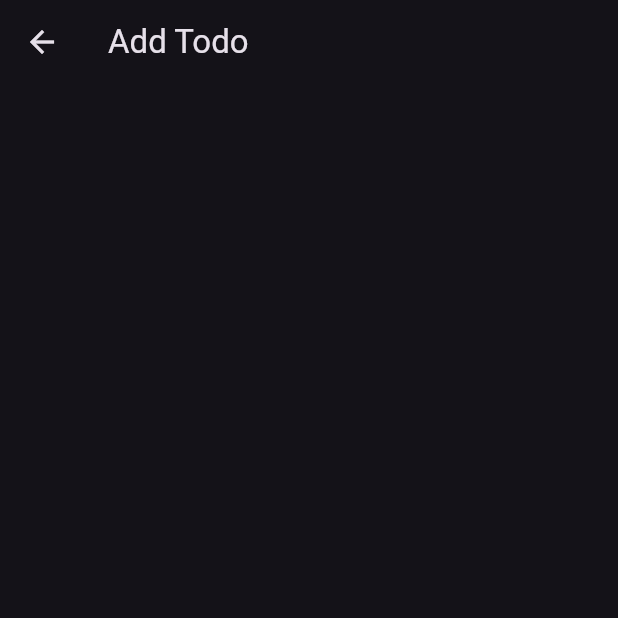
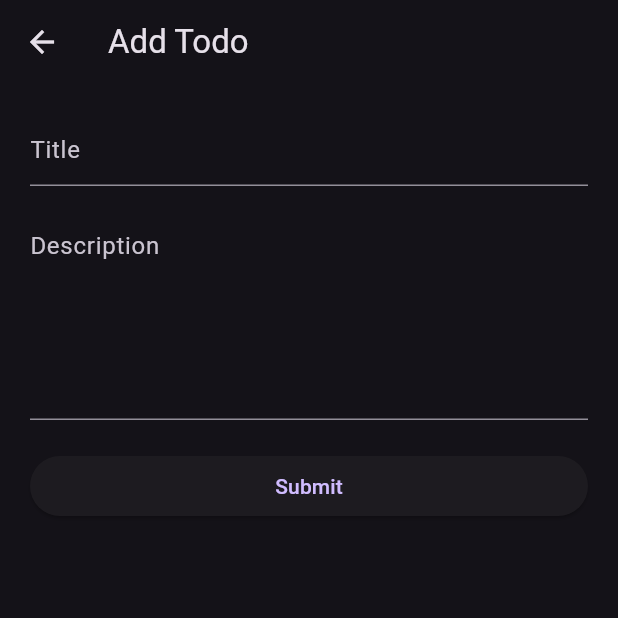
Before and after one commit to T4O6N/Todo-App-using-Rest-API, a Flutter app: the screen it shows after launch, after a tap on "Add Todo", on a phone screen of 412 x 824 dp, the top half of it. Run offline on Flutter 3.47's test engine with Material 3 defaults, Android fonts, the phone set to English and light mode, and no system bars; network calls fail.

Commit message:
Add ListView and Snackbar

```diff
--- a/lib/screens/add_page.dart
+++ b/lib/screens/add_page.dart
@@ -1,4 +1,7 @@
+import 'dart:convert';
+
 import 'package:flutter/material.dart';
+import 'package:http/http.dart' as http;
 
 class AddTodoPage extends StatefulWidget {
   const AddTodoPage({super.key});
@@ -8,12 +11,83 @@ class AddTodoPage extends StatefulWidget {
 }
 
 class _AddTodoPageState extends State<AddTodoPage> {
+  TextEditingController titleController = TextEditingController();
+  TextEditingController descriptionController = TextEditingController();
   @override
   Widget build(BuildContext context) {
     return Scaffold(
       appBar: AppBar(
         title: Text('Add Todo'),
       ),
+      body: ListView(
+        padding: EdgeInsets.all(20),
+        children: [
+          TextField(
+            controller: titleController,
+            decoration: InputDecoration(hintText: 'Title'),
+          ),
+          SizedBox(height: 20),
+          TextField(
+            controller: descriptionController,
+            decoration: InputDecoration(hintText: 'Description'),
+            keyboardType: TextInputType.multiline,
+            minLines: 5,
+            maxLines: 8,
+          ),
+          SizedBox(height: 20),
+          ElevatedButton(
+            onPressed: submitData,
+            child: Text('Submit'),
+          ),
+        ],
+      ),
     );
   }
+
+  Future<void> submitData() async {
+    // Get the data from form
+    final title = titleController.text;
+    final description = descriptionController.text;
+    final body = {
+      "title": title,
+      "description": description,
+      "is_completed": false
+    };
+
+    // Submit data to the server
+    final url = 'https://api.nstack.in/v1/todos';
+    final uri = Uri.parse(url);
+    final response = await http.post(
+      uri,
+      body: jsonEncode(body),
+      headers: {'Content-Type': 'application/json'},
+    );
+
+    // show success or fail message based on status
+    if (response.statusCode == 201) {
+      // auto clear text after insert
+      titleController.text = '';
+      descriptionController.text = '';
+      showSuccessMessage('Creation Success');
+    } else {
+      showErrorMessage('Creation Failed');
+    }
+  }
+
+  // SnackBar Message
+  void showSuccessMessage(String message) {
+    final snackBar = SnackBar(content: Text(message));
+    ScaffoldMessenger.of(context).showSnackBar(snackBar);
+  }
+
+  void showErrorMessage(String message) {
+    final snackBar = SnackBar(
+      content: Text(
+        message,
+        style: TextStyle(color: Colors.white),
+      ),
+      backgroundColor: Colors.red,
+    );
+    ScaffoldMessenger.of(context).showSnackBar(snackBar);
+  }
 }
```
